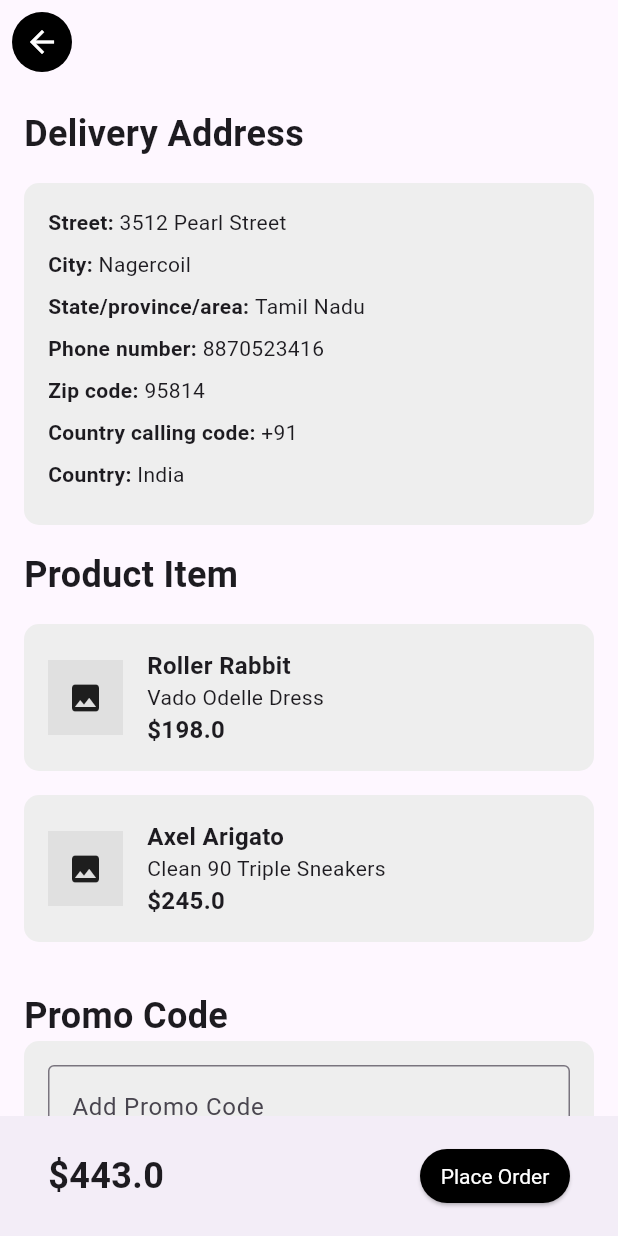
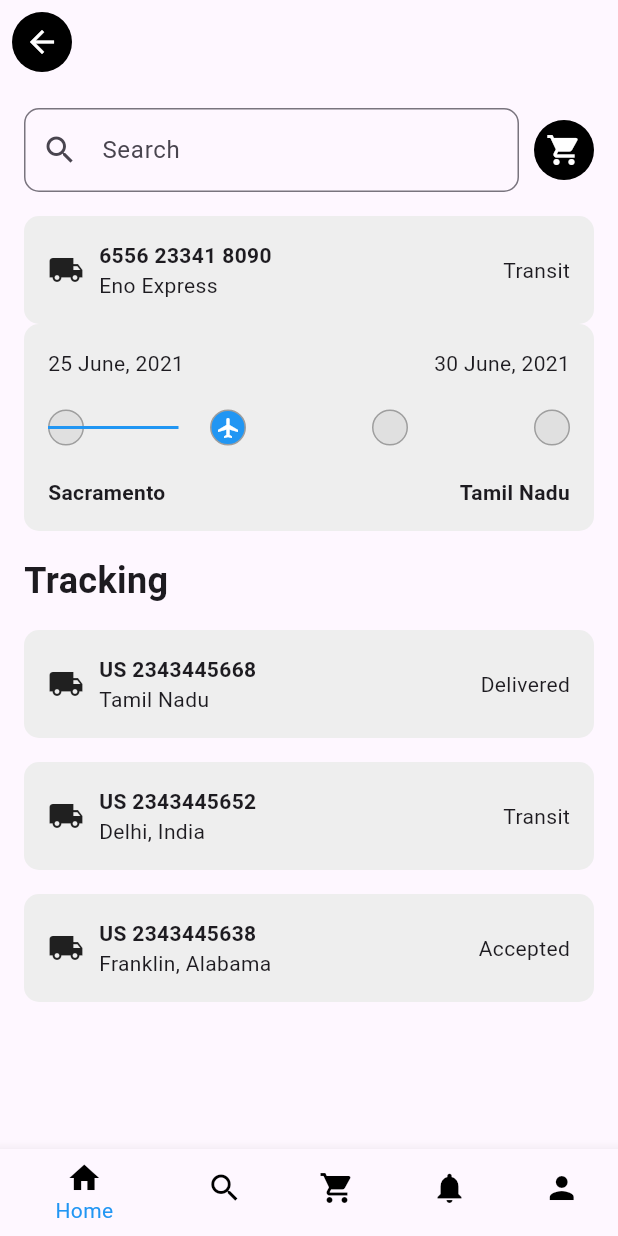
Before and after one commit to KILLERGTG01/Vicuna_pages, a Flutter app: the screen it shows after launch, after a tap on "Place Order", on a phone screen of 412 x 824 dp. Run offline on Flutter 3.47's test engine with Material 3 defaults, Android fonts, the phone set to English and light mode, and no system bars.

Commit message:
Transit page completed

```diff
--- a/lib/pages/order_page.dart
+++ b/lib/pages/order_page.dart
@@ -1,4 +1,5 @@
 import 'package:flutter/material.dart';
+import 'package:vicuna_pages/pages/tracking_page.dart';
 
 class OrderPage extends StatelessWidget {
   const OrderPage({super.key});
@@ -66,7 +67,6 @@ class OrderPage extends StatelessWidget {
               'Promo Code',
               style: TextStyle(fontSize: 24, fontWeight: FontWeight.bold),
             ),
-
             Container(
               padding: const EdgeInsets.all(16.0),
               decoration: BoxDecoration(
@@ -94,7 +94,13 @@ class OrderPage extends StatelessWidget {
                 style: TextStyle(fontSize: 24, fontWeight: FontWeight.bold),
               ),
               ElevatedButton(
-                onPressed: () {},
+                onPressed: () {
+                  Navigator.of(context).push(
+                    MaterialPageRoute(
+                      builder: (context) => const TrackingPage(),
+                    ),
+                  );
+                },
                 style: ElevatedButton.styleFrom(
                   backgroundColor: Colors.black,
                   textStyle: const TextStyle(color: Colors.white),
--- /dev/null
+++ b/lib/pages/tracking_page.dart
@@ -0,0 +1,228 @@
+import 'package:flutter/material.dart';
+
+class TrackingPage extends StatelessWidget {
+  const TrackingPage({super.key});
+
+  @override
+  Widget build(BuildContext context) {
+    return Scaffold(
+      appBar: AppBar(
+        leading: Container(
+          margin: const EdgeInsets.all(8.0),
+          decoration: const BoxDecoration(
+            color: Colors.black,
+            shape: BoxShape.circle,
+          ),
+          child: IconButton(
+            icon: const Icon(Icons.arrow_back),
+            color: Colors.white,
+            onPressed: () {
+              Navigator.of(context).pop();
+            },
+          ),
+        ),
+      ),
+      body: SingleChildScrollView(
+        padding: const EdgeInsets.all(16.0),
+        child: Column(
+          crossAxisAlignment: CrossAxisAlignment.start,
+          children: [
+            Row(
+              children: [
+                Expanded(
+                  child: TextField(
+                    decoration: InputDecoration(
+                      prefixIcon: const Icon(Icons.search),
+                      hintText: 'Search',
+                      border: OutlineInputBorder(
+                        borderRadius: BorderRadius.circular(10.0),
+                      ),
+                    ),
+                  ),
+                ),
+                const SizedBox(width: 10),
+                CircleAvatar(
+                  backgroundColor: Colors.black,
+                  child: IconButton(
+                    icon: const Icon(Icons.shopping_cart, color: Colors.white),
+                    onPressed: () {},
+                  ),
+                ),
+              ],
+            ),
+            const SizedBox(height: 16),
+            buildTrackingHeader('6556 23341 8090', 'Eno Express', 'Transit'),
+            buildTrackingTimeline('25 June, 2021', 'Sacramento', '30 June, 2021', 'Tamil Nadu'),
+            const SizedBox(height: 16),
+            const Text(
+              'Tracking',
+              style: TextStyle(fontSize: 24, fontWeight: FontWeight.bold),
+            ),
+            const SizedBox(height: 16),
+            buildTrackingItem('US 2343445668', 'Tamil Nadu', 'Delivered', Icons.local_shipping),
+            buildTrackingItem('US 2343445652', 'Delhi, India', 'Transit', Icons.local_shipping),
+            buildTrackingItem('US 2343445638', 'Franklin, Alabama', 'Accepted', Icons.local_shipping),
+          ],
+        ),
+      ),
+      bottomNavigationBar: BottomNavigationBar(
+        items: const <BottomNavigationBarItem>[
+          BottomNavigationBarItem(
+            icon: Icon(Icons.home, color: Colors.black),
+            label: 'Home',
+          ),
+          BottomNavigationBarItem(
+            icon: Icon(Icons.search, color: Colors.black),
+            label: 'Search',
+          ),
+          BottomNavigationBarItem(
+            icon: Icon(Icons.shopping_cart, color: Colors.black),
+            label: 'Cart',
+          ),
+          BottomNavigationBarItem(
+            icon: Icon(Icons.notifications, color: Colors.black),
+            label: 'Bell',
+          ),
+          BottomNavigationBarItem(
+            icon: Icon(Icons.person, color: Colors.black),
+            label: 'Profile',
+          ),
+        ],
+        selectedItemColor: Colors.blue,
+        unselectedItemColor: Colors.black,
+        onTap: (index) {
+          // Handle navigation logic here
+        },
+      ),
+    );
+  }
+
+  Widget buildTrackingHeader(String trackingCode, String carrier, String status) {
+    return Container(
+      padding: const EdgeInsets.all(16.0),
+      decoration: BoxDecoration(
+        color: Colors.grey[200],
+        borderRadius: BorderRadius.circular(10.0),
+      ),
+      child: Row(
+        children: [
+          const Icon(Icons.local_shipping),
+          const SizedBox(width: 10),
+          Column(
+            crossAxisAlignment: CrossAxisAlignment.start,
+            children: [
+              Text(
+                trackingCode,
+                style: const TextStyle(fontWeight: FontWeight.bold),
+              ),
+              Text(carrier),
+            ],
+          ),
+          const Spacer(),
+          Text(status),
+        ],
+      ),
+    );
+  }
+
+  Widget buildTrackingTimeline(String startDate, String startLocation, String endDate, String endLocation) {
+    return Container(
+      padding: const EdgeInsets.all(16.0),
+      decoration: BoxDecoration(
+        color: Colors.grey[200],
+        borderRadius: BorderRadius.circular(10.0),
+      ),
+      child: Column(
+        children: [
+          Row(
+            mainAxisAlignment: MainAxisAlignment.spaceBetween,
+            children: [
+              Text(startDate),
+              Text(endDate),
+            ],
+          ),
+          const SizedBox(height: 8),
+          Stack(
+            children: [
+              SizedBox(
+                height: 50,
+                child: Row(
+                  mainAxisAlignment: MainAxisAlignment.spaceBetween,
+                  children: List.generate(4, (index) => buildTimelinePoint(index == 1)),
+                ),
+              ),
+              const Positioned.fill(
+                child: Align(
+                  alignment: Alignment.centerLeft,
+                  child: FractionallySizedBox(
+                    widthFactor: 0.25,
+                    child: Divider(
+                      color: Colors.blue,
+                      thickness: 2,
+                    ),
+                  ),
+                ),
+              ),
+            ],
+          ),
+          const SizedBox(height: 8),
+          Row(
+            mainAxisAlignment: MainAxisAlignment.spaceBetween,
+            children: [
+              Text(
+                startLocation,
+                style: const TextStyle(fontWeight: FontWeight.bold),
+              ),
+              Text(
+                endLocation,
+                style: const TextStyle(fontWeight: FontWeight.bold),
+              ),
+            ],
+          ),
+        ],
+      ),
+    );
+  }
+
+  Widget buildTimelinePoint(bool isActive) {
+    return Container(
+      width: 24,
+      height: 24,
+      decoration: BoxDecoration(
+        color: isActive ? Colors.blue : Colors.grey[300],
+        shape: BoxShape.circle,
+        border: Border.all(color: Colors.grey),
+      ),
+      child: isActive ? const Icon(Icons.local_airport, color: Colors.white, size: 16) : null,
+    );
+  }
+
+  Widget buildTrackingItem(String trackingCode, String location, String status, IconData icon) {
+    return Container(
+      margin: const EdgeInsets.only(bottom: 16.0),
+      padding: const EdgeInsets.all(16.0),
+      decoration: BoxDecoration(
+        color: Colors.grey[200],
+        borderRadius: BorderRadius.circular(10.0),
+      ),
+      child: Row(
+        children: [
+          Icon(icon),
+          const SizedBox(width: 10),
+          Column(
+            crossAxisAlignment: CrossAxisAlignment.start,
+            children: [
+              Text(
+                trackingCode,
+                style: const TextStyle(fontWeight: FontWeight.bold),
+              ),
+              Text(location),
+            ],
+          ),
+          const Spacer(),
+          Text(status),
+        ],
+      ),
+    );
+  }
+}
```
